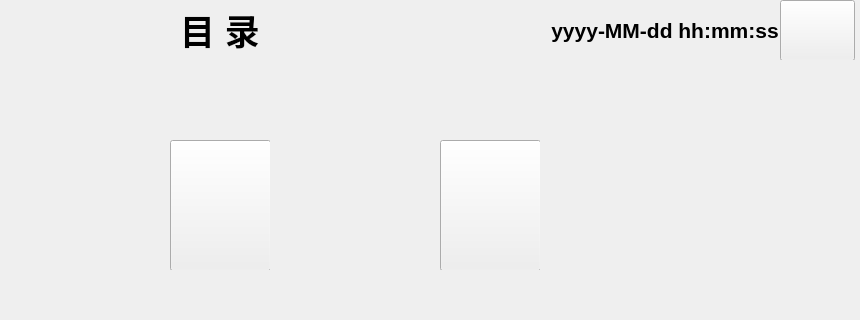
Before: the Qt Designer form mainwindow.ui in qingdouke/TemakViews, drawn with Qt 5; both pictures show x 420 to 1280 and y 0 to 320 of the 1280 by 800 pixel window.
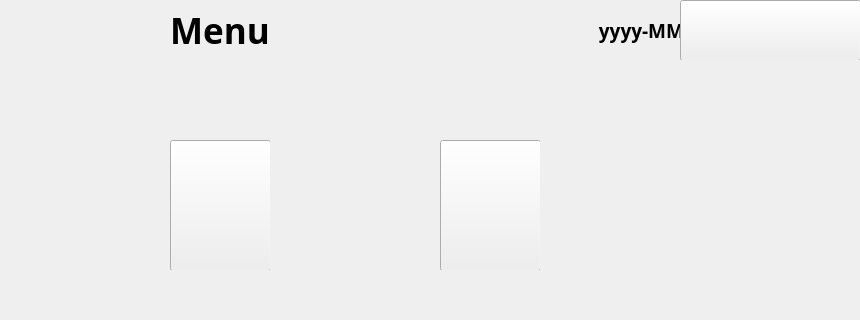
After: the same form once the commit is applied.

```diff
--- a/mainwindow.ui
+++ b/mainwindow.ui
@@ -45,28 +45,6 @@
       <set>Qt::AlignCenter</set>
      </property>
     </widget>
-    <widget class="QLabel" name="current_time">
-     <property name="geometry">
-      <rect>
-       <x>930</x>
-       <y>0</y>
-       <width>310</width>
-       <height>60</height>
-      </rect>
-     </property>
-     <property name="font">
-      <font>
-       <pointsize>16</pointsize>
-       <bold>true</bold>
-      </font>
-     </property>
-     <property name="text">
-      <string>yyyy-MM-dd hh:mm:ss</string>
-     </property>
-     <property name="alignment">
-      <set>Qt::AlignCenter</set>
-     </property>
-    </widget>
     <widget class="QLabel" name="title">
      <property name="geometry">
       <rect>
@@ -78,12 +56,14 @@
      </property>
      <property name="font">
       <font>
+       <family>思源黑体</family>
        <pointsize>26</pointsize>
+       <weight>75</weight>
        <bold>true</bold>
       </font>
      </property>
      <property name="text">
-      <string>目 录</string>
+      <string>Menu</string>
      </property>
      <property name="textFormat">
       <enum>Qt::PlainText</enum>
@@ -95,9 +75,9 @@
     <widget class="QPushButton" name="login">
      <property name="geometry">
       <rect>
-       <x>1200</x>
+       <x>1100</x>
        <y>0</y>
-       <width>75</width>
+       <width>181</width>
        <height>61</height>
       </rect>
      </property>
@@ -105,6 +85,34 @@
       <string/>
      </property>
     </widget>
+    <widget class="QLabel" name="current_time">
+     <property name="geometry">
+      <rect>
+       <x>970</x>
+       <y>0</y>
+       <width>310</width>
+       <height>60</height>
+      </rect>
+     </property>
+     <property name="font">
+      <font>
+       <family>思源黑体</family>
+       <pointsize>14</pointsize>
+       <weight>75</weight>
+       <bold>true</bold>
+      </font>
+     </property>
+     <property name="text">
+      <string>yyyy-MM-dd hh:mm:ss</string>
+     </property>
+     <property name="alignment">
+      <set>Qt::AlignCenter</set>
+     </property>
+    </widget>
+    <zorder>current_time</zorder>
+    <zorder>logo</zorder>
+    <zorder>title</zorder>
+    <zorder>login</zorder>
    </widget>
    <widget class="QWidget" name="Main" native="true">
     <property name="geometry">
```
Left out of the diff: 3 changed lines with no effect on the pictures.
